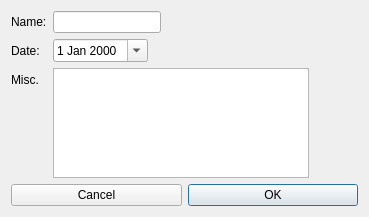
First picture: the form in KCPlugins/Events/addevents.ui, repository louvainlinux/KapCompta, before the edit.
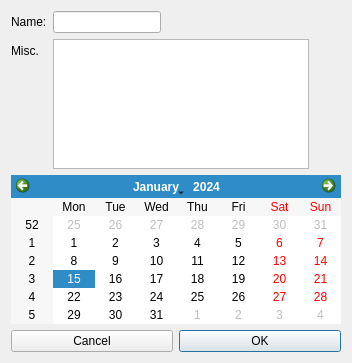
Second picture: the form after the edit.

Patch:
```diff
--- a/KCPlugins/Events/addevents.ui
+++ b/KCPlugins/Events/addevents.ui
@@ -6,8 +6,8 @@
    <rect>
     <x>0</x>
     <y>0</y>
-    <width>369</width>
-    <height>217</height>
+    <width>352</width>
+    <height>363</height>
    </rect>
   </property>
   <property name="windowTitle">
@@ -42,22 +42,11 @@
      <item row="2" column="1">
       <widget class="QTextEdit" name="misc"/>
      </item>
-     <item row="1" column="0">
-      <widget class="QLabel" name="label_3">
-       <property name="text">
-        <string>Date:</string>
-       </property>
-      </widget>
-     </item>
-     <item row="1" column="1">
-      <widget class="QDateEdit" name="date">
-       <property name="calendarPopup">
-        <bool>true</bool>
-       </property>
-      </widget>
-     </item>
     </layout>
    </item>
+   <item>
+    <widget class="QCalendarWidget" name="date"/>
+   </item>
    <item>
     <layout class="QHBoxLayout" name="horizontalLayout">
      <item>
```
Left out of the diff: 4 changed lines with no effect on the pictures.
